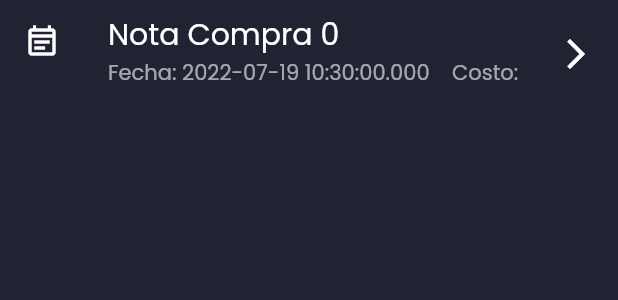
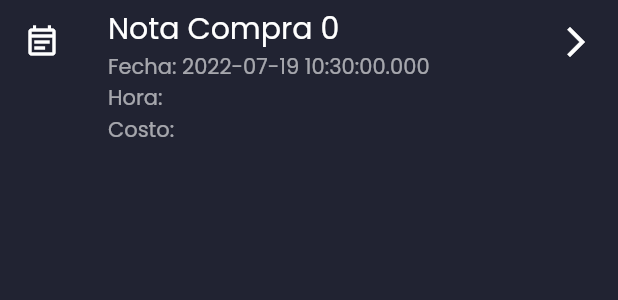
Before and after one commit to Diego785/Sistema-MRP-movil, a Flutter app: what getListCompras() shows on an empty page, opened directly with empty values, on a phone screen of 412 x 824 dp. Shown: the top 300 px of the screen. Run offline on Flutter 3.47's test engine with Material 2 defaults, Android fonts, the phone set to English and light mode, and no system bars; our stand-ins replace data_table_2, device_info_plus, dio, fl_chart, flutter_secure_storage, flutter_slidable and 6 more; accounts and stored records are empty; network calls fail; project files that could hold a hidden picture were left out.

Commit message:
nota compra, darwin

```diff
--- a/lib/Views/Inventario/NotaCompra/nota_compra_screen.dart
+++ b/lib/Views/Inventario/NotaCompra/nota_compra_screen.dart
@@ -52,7 +52,7 @@ Widget getListCompras(NotaCompra notaCompra, BuildContext context) {
       style: const TextStyle(color: Colors.white, fontSize: 20),
     ),
     subtitle: Text(
-        'Fecha: ${notaCompra.fecha}    Costo: ${notaCompra.costoTotal}',
+        'Fecha: ${notaCompra.fecha}  \nHora: ${notaCompra.hora} \nCosto: ${notaCompra.costoTotal}',
         style: TextStyle(color: Colors.white.withOpacity(0.6))),
     leading: const Icon(
       Icons.event_note_outlined,
```
